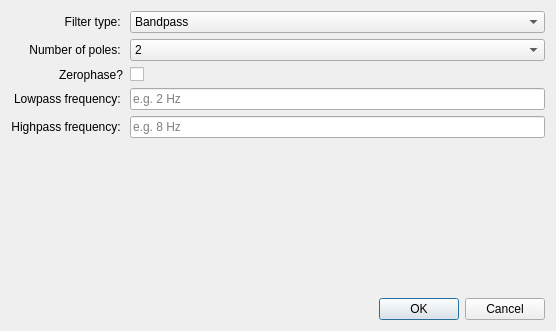
The window that ui_files/default_filter_dialogue.ui (faquirsun/pysplit) describes before a commit, drawn with Qt 5.
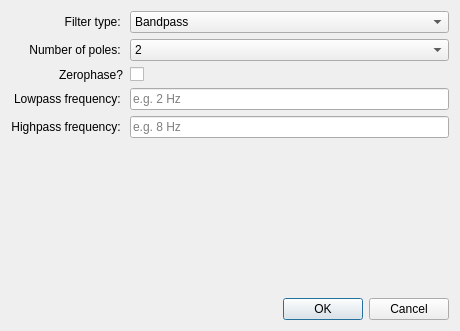
The same window after the commit.

Patch:
```diff
--- a/ui_files/default_filter_dialogue.ui
+++ b/ui_files/default_filter_dialogue.ui
@@ -6,10 +6,16 @@
    <rect>
     <x>0</x>
     <y>0</y>
-    <width>556</width>
+    <width>460</width>
     <height>331</height>
    </rect>
   </property>
+  <property name="maximumSize">
+   <size>
+    <width>460</width>
+    <height>331</height>
+   </size>
+  </property>
   <property name="windowTitle">
    <string>Dialog</string>
   </property>
```
